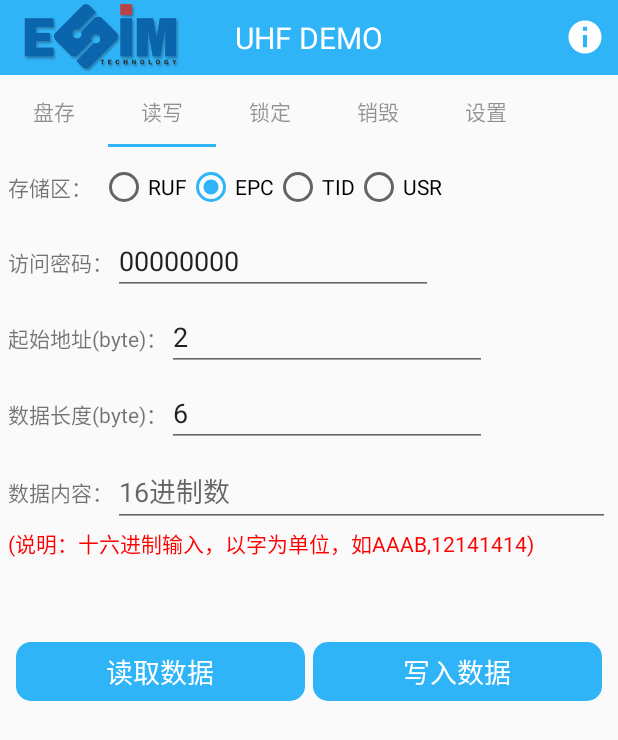
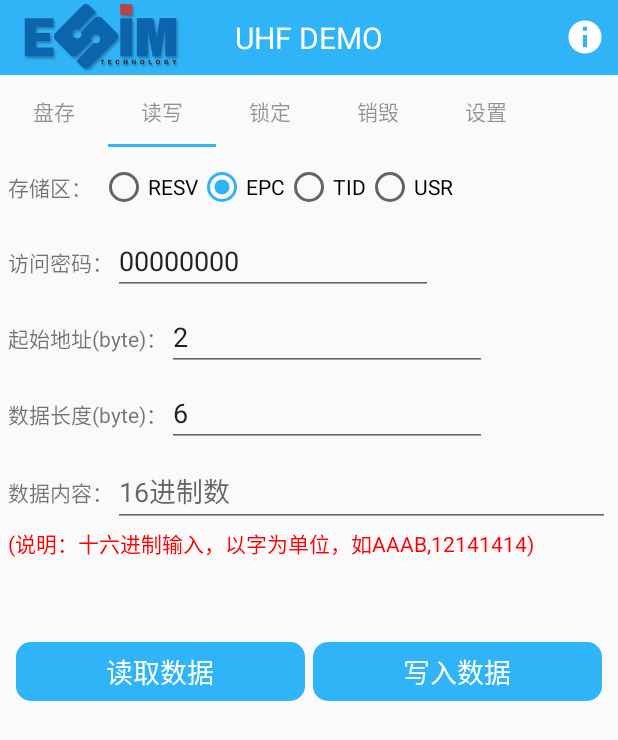
Before and after one commit to yhmatg/H600Demo, an Android app: the screen it shows after launch (MainActivity), tab 2 chosen, on a phone screen of 412 x 824 dp. Shown: the top 740 px of the screen. Run offline under Robolectric (Android 15) with nearby library versions, the phone set to English and light mode, and no system bars; our stand-ins replace ButterKnife; libraries missing offline, so code that uses them is left out: android.serialport, com.xuexiang.xlog; 6 statements that could not run were skipped.

Commit message:
modify some strings

```diff
--- a/app/src/main/res/values/array.xml
+++ b/app/src/main/res/values/array.xml
@@ -1,12 +1,12 @@
 <?xml version="1.0" encoding="utf-8"?>
 <resources>
     <string-array name="area_array">
-        <item>China1</item>
-        <item>China2</item>
-        <item>Europe</item>
-        <item>USA</item>
-        <item>Korea</item>
-        <item>Japan</item>
+        <item>China1(840-845MHz)</item>
+        <item>China2(920-925MHz)</item>
+        <item>Europe(865-868MHz)</item>
+        <item>USA(902-928MHz)</item>
+        <item>Korea(910-914MHz)</item>
+        <item>Japan(952-954MHz)</item>
     </string-array>
 
     <string-array name="output_array">
--- a/app/src/main/res/values/strings.xml
+++ b/app/src/main/res/values/strings.xml
@@ -21,7 +21,7 @@
     <string name="clear_card">清空显示</string>
     <string name="current_tem">当前温度: </string>
     <string name="area_name">存储区：</string>
-    <string name="ruf_type">RUF</string>
+    <string name="ruf_type">RESV</string>
     <string name="epc_type">EPC</string>
     <string name="tid_type">TID</string>
     <string name="usr_type">USR</string>
```
